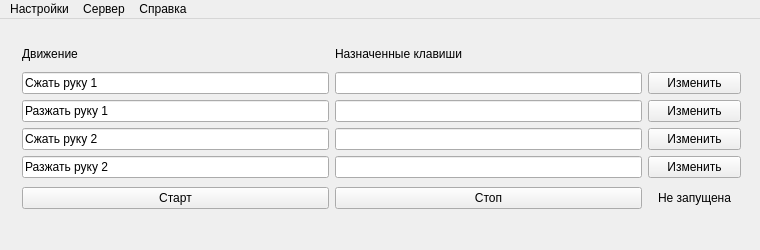
Old version of the form VS/NeuroApp/NeuroApp/GUI/MainWindow.ui in the repository RazuvaevDD/ProjectWork2019Neiro.
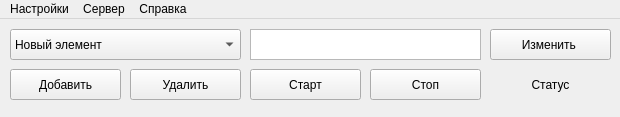
New version of the form.

Commit message: Changed main window

```diff
--- a/VS/NeuroApp/NeuroApp/GUI/MainWindow.ui
+++ b/VS/NeuroApp/NeuroApp/GUI/MainWindow.ui
@@ -6,8 +6,8 @@
    <rect>
     <x>0</x>
     <y>0</y>
-    <width>760</width>
-    <height>250</height>
+    <width>620</width>
+    <height>117</height>
    </rect>
   </property>
   <property name="sizePolicy">
@@ -18,14 +18,14 @@
   </property>
   <property name="minimumSize">
    <size>
-    <width>760</width>
-    <height>250</height>
+    <width>620</width>
+    <height>117</height>
    </size>
   </property>
   <property name="maximumSize">
    <size>
-    <width>760</width>
-    <height>250</height>
+    <width>620</width>
+    <height>117</height>
    </size>
   </property>
   <property name="windowTitle">
@@ -35,163 +35,139 @@
    <bool>true</bool>
   </property>
   <widget class="QWidget" name="centralWidget">
-   <widget class="QWidget" name="gridLayoutWidget">
+   <widget class="QPushButton" name="deleteButton">
     <property name="geometry">
      <rect>
-      <x>11</x>
-      <y>11</y>
-      <width>741</width>
-      <height>193</height>
+      <x>130</x>
+      <y>50</y>
+      <width>111</width>
+      <height>31</height>
      </rect>
     </property>
-    <layout class="QGridLayout" name="gridLayout">
-     <item row="0" column="1">
-      <widget class="QLabel" name="keysLabel">
-       <property name="text">
-        <string>Назначенные клавиши</string>
-       </property>
-      </widget>
-     </item>
-     <item row="3" column="1">
-      <widget class="QLineEdit" name="keysLine_3">
-       <property name="readOnly">
-        <bool>true</bool>
-       </property>
-      </widget>
-     </item>
-     <item row="4" column="1">
-      <widget class="QLineEdit" name="keysLine_4">
-       <property name="readOnly">
-        <bool>true</bool>
-       </property>
-      </widget>
-     </item>
-     <item row="2" column="1">
-      <widget class="QLineEdit" name="keysLine_2">
-       <property name="readOnly">
-        <bool>true</bool>
-       </property>
-      </widget>
-     </item>
-     <item row="2" column="2">
-      <widget class="QPushButton" name="changeButton_2">
-       <property name="text">
-        <string>Изменить</string>
-       </property>
-      </widget>
-     </item>
-     <item row="2" column="0">
-      <widget class="QLineEdit" name="movementLine_2">
-       <property name="text">
-        <string>Разжать руку 1</string>
-       </property>
-       <property name="readOnly">
-        <bool>true</bool>
-       </property>
-      </widget>
-     </item>
-     <item row="1" column="1">
-      <widget class="QLineEdit" name="keysLine">
-       <property name="readOnly">
-        <bool>true</bool>
-       </property>
-      </widget>
-     </item>
-     <item row="3" column="0">
-      <widget class="QLineEdit" name="movementLine_3">
-       <property name="text">
-        <string>Сжать руку 2</string>
-       </property>
-       <property name="readOnly">
-        <bool>true</bool>
-       </property>
-      </widget>
-     </item>
-     <item row="0" column="0">
-      <widget class="QLabel" name="movementLabel">
-       <property name="text">
-        <string>Движение</string>
-       </property>
-      </widget>
-     </item>
-     <item row="4" column="2">
-      <widget class="QPushButton" name="changeButton_4">
-       <property name="text">
-        <string>Изменить</string>
-       </property>
-      </widget>
-     </item>
-     <item row="1" column="0">
-      <widget class="QLineEdit" name="movementLine">
-       <property name="text">
-        <string>Сжать руку 1</string>
-       </property>
-       <property name="readOnly">
-        <bool>true</bool>
-       </property>
-      </widget>
-     </item>
-     <item row="4" column="0">
-      <widget class="QLineEdit" name="movementLine_4">
-       <property name="text">
-        <string>Разжать руку 2</string>
-       </property>
-       <property name="readOnly">
-        <bool>true</bool>
-       </property>
-      </widget>
-     </item>
-     <item row="3" column="2">
-      <widget class="QPushButton" name="changeButton_3">
-       <property name="text">
-        <string>Изменить</string>
-       </property>
-      </widget>
-     </item>
-     <item row="1" column="2">
-      <widget class="QPushButton" name="changeButton">
-       <property name="text">
-        <string>Изменить</string>
-       </property>
-      </widget>
-     </item>
-     <item row="5" column="0">
-      <widget class="QPushButton" name="startButton">
-       <property name="text">
-        <string>Старт</string>
-       </property>
-      </widget>
-     </item>
-     <item row="5" column="1">
-      <widget class="QPushButton" name="stopButton">
-       <property name="text">
-        <string>Стоп</string>
-       </property>
-      </widget>
-     </item>
-     <item row="5" column="2">
-      <widget class="QLabel" name="label">
-       <property name="minimumSize">
-        <size>
-         <width>93</width>
-         <height>28</height>
-        </size>
-       </property>
-       <property name="maximumSize">
-        <size>
-         <width>93</width>
-         <height>28</height>
-        </size>
-       </property>
-       <property name="text">
-        <string>Не запущена</string>
-       </property>
-       <property name="alignment">
-        <set>Qt::AlignCenter</set>
-       </property>
-      </widget>
-     </item>
-    </layout>
+    <property name="text">
+     <string>Удалить</string>
+    </property>
+   </widget>
+   <widget class="QPushButton" name="startButton">
+    <property name="geometry">
+     <rect>
+      <x>250</x>
+      <y>50</y>
+      <width>111</width>
+      <height>31</height>
+     </rect>
+    </property>
+    <property name="text">
+     <string>Старт</string>
+    </property>
+   </widget>
+   <widget class="QPushButton" name="addButton">
+    <property name="geometry">
+     <rect>
+      <x>10</x>
+      <y>50</y>
+      <width>111</width>
+      <height>31</height>
+     </rect>
+    </property>
+    <property name="text">
+     <string>Добавить</string>
+    </property>
+   </widget>
+   <widget class="QPushButton" name="stopButton">
+    <property name="geometry">
+     <rect>
+      <x>370</x>
+      <y>50</y>
+      <width>111</width>
+      <height>31</height>
+     </rect>
+    </property>
+    <property name="text">
+     <string>Стоп</string>
+    </property>
+   </widget>
+   <widget class="QLabel" name="label">
+    <property name="geometry">
+     <rect>
+      <x>490</x>
+      <y>50</y>
+      <width>121</width>
+      <height>31</height>
+     </rect>
+    </property>
+    <property name="text">
+     <string>Статус</string>
+    </property>
+    <property name="alignment">
+     <set>Qt::AlignCenter</set>
+    </property>
+   </widget>
+   <widget class="QTextEdit" name="keysLine">
+    <property name="geometry">
+     <rect>
+      <x>250</x>
+      <y>10</y>
+      <width>231</width>
+      <height>31</height>
+     </rect>
+    </property>
+    <property name="sizeAdjustPolicy">
+     <enum>QAbstractScrollArea::AdjustToContentsOnFirstShow</enum>
+    </property>
+    <property name="html">
+     <string>&lt;!DOCTYPE HTML PUBLIC &quot;-//W3C//DTD HTML 4.0//EN&quot; &quot;http://www.w3.org/TR/REC-html40/strict.dtd&quot;&gt;
+&lt;html&gt;&lt;head&gt;&lt;meta name=&quot;qrichtext&quot; content=&quot;1&quot; /&gt;&lt;style type=&quot;text/css&quot;&gt;
+p, li { white-space: pre-wrap; }
+&lt;/style&gt;&lt;/head&gt;&lt;body style=&quot; font-family:'MS Shell Dlg 2'; font-size:7.8pt; font-weight:400; font-style:normal;&quot;&gt;
+&lt;p style=&quot;-qt-paragraph-type:empty; margin-top:0px; margin-bottom:0px; margin-left:0px; margin-right:0px; -qt-block-indent:0; text-indent:0px;&quot;&gt;&lt;br /&gt;&lt;/p&gt;&lt;/body&gt;&lt;/html&gt;</string>
+    </property>
+   </widget>
+   <widget class="QComboBox" name="movementBox">
+    <property name="geometry">
+     <rect>
+      <x>10</x>
+      <y>10</y>
+      <width>231</width>
+      <height>31</height>
+     </rect>
+    </property>
+    <property name="sizeAdjustPolicy">
+     <enum>QComboBox::AdjustToContentsOnFirstShow</enum>
+    </property>
+    <item>
+     <property name="text">
+      <string>Новый элемент</string>
+     </property>
+    </item>
+    <item>
+     <property name="text">
+      <string>Новый элемент</string>
+     </property>
+    </item>
+    <item>
+     <property name="text">
+      <string>Новый элемент</string>
+     </property>
+    </item>
+    <item>
+     <property name="text">
+      <string>Новый элемент</string>
+     </property>
+    </item>
+   </widget>
+   <widget class="QPushButton" name="changeButton">
+    <property name="geometry">
+     <rect>
+      <x>490</x>
+      <y>10</y>
+      <width>121</width>
+      <height>31</height>
+     </rect>
+    </property>
+    <property name="text">
+     <string>Изменить </string>
+    </property>
    </widget>
   </widget>
   <widget class="QMenuBar" name="menuBar">
@@ -199,7 +175,7 @@
     <rect>
      <x>0</x>
      <y>0</y>
-     <width>760</width>
+     <width>620</width>
      <height>26</height>
     </rect>
    </property>
```
Left out of the diff: 16 changed lines with no effect on the pictures. The commit also changes 1 other file.
